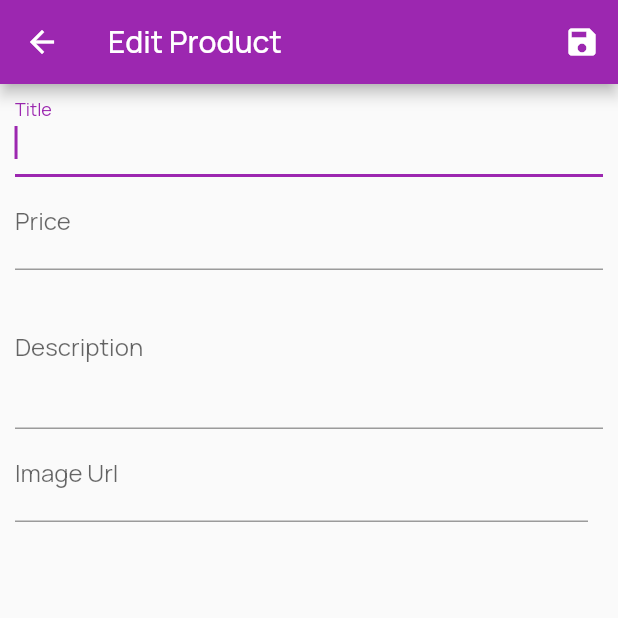
After one commit to tusharlock10/flutter_shop, a Flutter app: the UserProductsScreen screen opened by its route, after a tap on the "edit" icon, on a phone screen of 412 x 824 dp, the top half of it. The commit adds this screen. Run offline on Flutter 3.47's test engine with Material 2 defaults, Android fonts, the phone set to English and light mode, and no system bars; our stand-ins replace badges, google_fonts; network calls fail.

Commit message:
Added form to add items

```diff
--- a/lib/providers/Product.dart
+++ b/lib/providers/Product.dart
@@ -17,6 +17,37 @@ class Product with ChangeNotifier {
     this.isFavourite = false,
   });
 
+  Product.copyWith(Product product,
+      {int newId,
+      String newTitle,
+      String newDescription,
+      double newPrice,
+      String newimageUrl,
+      bool newIsFavourite})
+      : id = newId != null ? newId : product.id,
+        title = newTitle != null ? newTitle : product.title,
+        description =
+            newDescription != null ? newDescription : product.description,
+        price = newPrice != null ? newPrice : product.price,
+        imageUrl = newimageUrl != null ? newimageUrl : product.imageUrl,
+        isFavourite = newIsFavourite != null
+            ? newIsFavourite
+            : product.isFavourite != null
+                ? product.isFavourite
+                : false;
+
+  @override
+  String toString() {
+    return """
+Id : ${this.id}
+Title : ${this.title}
+Price : ${this.price}
+Description : ${this.description}
+ImageUrl : ${this.imageUrl}
+IsFavourite  : ${this.isFavourite}
+""";
+  }
+
   void toggleFavouriteStatus() {
     this.isFavourite = !this.isFavourite;
     notifyListeners();
--- a/lib/providers/Products.dart
+++ b/lib/providers/Products.dart
@@ -17,4 +17,9 @@ class Products with ChangeNotifier {
   Product findById(int productId) {
     return this._products.firstWhere((product) => product.id == productId);
   }
+
+  void addProduct(Product product) {
+    this._products.add(Product.copyWith(product, newId: this._products.length+1));
+    notifyListeners();
+  }
 }
--- a/lib/route.dart
+++ b/lib/route.dart
@@ -1,9 +1,13 @@
 import './screens/ProductsOverview.dart';
 import './screens/ProductDetail.dart';
 import './screens/Cart.dart';
+import './screens/UserProducts.dart';
+import './screens/EditProduct.dart';
 
 final routes = {
   ProductOverview.routeName: (_) => ProductOverview(),
   ProductDetail.routeName: (_) => ProductDetail(),
   Cart.routeName: (_) => Cart(),
+  UserProductsScreen.routeName: (_) => UserProductsScreen(),
+  EditProductScreen.routeName: (_) => EditProductScreen(),
 };
--- /dev/null
+++ b/lib/screens/EditProduct.dart
@@ -0,0 +1,116 @@
+import 'package:flutter/material.dart';
+import 'package:provider/provider.dart';
+
+import '../providers/Product.dart';
+import '../providers/Products.dart';
+
+class EditProductScreen extends StatefulWidget {
+  static const routeName = '/product/edit';
+
+  @override
+  _EditProductScreenState createState() => _EditProductScreenState();
+}
+
+class _EditProductScreenState extends State<EditProductScreen> {
+  final _imageUrlController = TextEditingController();
+  final _form = GlobalKey<FormState>();
+  Product _editingProduct = Product(
+      id: null, title: null, description: null, price: null, imageUrl: null);
+
+  void onSave() {
+    if (this._form.currentState.validate()) {
+      this._form.currentState.save();
+      Provider.of<Products>(context, listen: false)
+          .addProduct(this._editingProduct);
+      Navigator.pop(context);
+    }
+  }
+
+  @override
+  Widget build(BuildContext context) {
+    return Scaffold(
+      appBar: AppBar(
+        title: Text('Edit Product'),
+        actions: [IconButton(icon: Icon(Icons.save), onPressed: this.onSave)],
+      ),
+      body: Form(
+        key: _form,
+        child: ListView(
+          padding: EdgeInsets.only(left: 10, right: 10),
+          children: [
+            TextFormField(
+              autofocus: true,
+              decoration: InputDecoration(labelText: 'Title'),
+              textInputAction: TextInputAction.next,
+              validator: (title) {
+                if (title.isEmpty) {
+                  return 'Please enter a title';
+                }
+                return null;
+              },
+              onSaved: (title) {
+                this._editingProduct =
+                    Product.copyWith(this._editingProduct, newTitle: title);
+              },
+            ),
+            TextFormField(
+              decoration: InputDecoration(labelText: 'Price'),
+              textInputAction: TextInputAction.next,
+              keyboardType: TextInputType.number,
+              validator: (price) {
+                if (double.tryParse(price) == null) {
+                  return 'Please enter a valid price';
+                }
+                return null;
+              },
+              onSaved: (price) {
+                this._editingProduct = Product.copyWith(this._editingProduct,
+                    newPrice: double.parse(price));
+              },
+            ),
+            TextFormField(
+              decoration: InputDecoration(labelText: 'Description'),
+              keyboardType: TextInputType.multiline,
+              onSaved: (description) {
+                this._editingProduct = Product.copyWith(this._editingProduct,
+                    newDescription: description);
+              },
+              maxLines: 3,
+            ),
+            Row(
+              crossAxisAlignment: CrossAxisAlignment.end,
+              children: [
+                Expanded(
+                  child: Padding(
+                    padding: EdgeInsets.only(right: 10),
+                    child: TextFormField(
+                      decoration: InputDecoration(labelText: 'Image Url'),
+                      keyboardType: TextInputType.url,
+                      controller: this._imageUrlController,
+                      onFieldSubmitted: (_) => this.setState(() {}),
+                      onSaved: (imageUrl) {
+                        this._editingProduct = Product.copyWith(
+                            this._editingProduct,
+                            newimageUrl: imageUrl);
+                      },
+                    ),
+                  ),
+                ),
+                this._imageUrlController.text.isNotEmpty
+                    ? (Container(
+                        height: 100,
+                        width: 100,
+                        child: FittedBox(
+                          child: Image.network(this._imageUrlController.text),
+                          fit: BoxFit.contain,
+                        ),
+                      ))
+                    : Container()
+              ],
+            )
+          ],
+        ),
+      ),
+    );
+  }
+}
--- /dev/null
+++ b/lib/screens/UserProducts.dart
@@ -0,0 +1,37 @@
+import 'package:flutter/material.dart';
+import 'package:provider/provider.dart';
+
+import '../providers/Products.dart';
+import '../widgets/UserProductItem.dart';
+import './EditProduct.dart';
+
+class UserProductsScreen extends StatelessWidget {
+  static const routeName = '/user/products';
+
+  @override
+  Widget build(BuildContext context) {
+    final products = Provider.of<Products>(context).products;
+    return Scaffold(
+      appBar: AppBar(
+        title: const Text('User Products'),
+        actions: [
+          IconButton(
+              icon: const Icon(Icons.add),
+              onPressed: () =>
+                  Navigator.of(context).pushNamed(EditProductScreen.routeName)),
+        ],
+      ),
+      body: Column(
+        children: [
+          SizedBox(height: 20),
+          Expanded(
+            child: ListView.builder(
+                itemCount: products.length,
+                itemBuilder: (_, index) => Column(
+                    children: [UserProductItem(products[index]), Divider()])),
+          ),
+        ],
+      ),
+    );
+  }
+}
--- a/lib/widgets/AppDrawer.dart
+++ b/lib/widgets/AppDrawer.dart
@@ -2,6 +2,7 @@ import 'package:flutter/material.dart';
 
 import '../screens/ProductsOverview.dart';
 import '../screens/Cart.dart';
+import '../screens/UserProducts.dart';
 
 class AppDrawer extends StatelessWidget {
   @override
@@ -23,8 +24,13 @@ class AppDrawer extends StatelessWidget {
           ListTile(
             leading: Icon(Icons.shopping_cart),
             title: Text('Cart'),
+            onTap: () => Navigator.of(context).pushNamed(Cart.routeName),
+          ),
+          ListTile(
+            leading: Icon(Icons.storage_outlined),
+            title: Text('Your Products'),
             onTap: () =>
-                Navigator.of(context).pushNamed(Cart.routeName),
+                Navigator.of(context).pushNamed(UserProductsScreen.routeName),
           ),
         ],
       ),
--- a/lib/widgets/ProductItem.dart
+++ b/lib/widgets/ProductItem.dart
@@ -35,9 +35,21 @@ class ProductItem extends StatelessWidget {
           '${product.title}',
           textAlign: TextAlign.center,
         ),
-        trailing: IconButton(icon: Icon(Icons.shopping_cart), onPressed: () {
-          cart.addItem(product);
-        }),
+        trailing: IconButton(
+            icon: Icon(Icons.shopping_cart),
+            onPressed: () {
+              cart.addItem(product);
+              ScaffoldMessenger.of(context).hideCurrentSnackBar();
+              ScaffoldMessenger.of(context).showSnackBar(SnackBar(
+                content: Text('Added ${product.title} to cart'),
+                action: SnackBarAction(
+                  label: 'Okay',
+                  onPressed: () {
+                    ScaffoldMessenger.of(context).hideCurrentSnackBar();
+                  },
+                ),
+              ));
+            }),
       ),
     );
   }
--- /dev/null
+++ b/lib/widgets/UserProductItem.dart
@@ -0,0 +1,52 @@
+import 'package:flutter/material.dart';
+
+import '../providers/Product.dart';
+import '../screens/EditProduct.dart';
+
+class UserProductItem extends StatelessWidget {
+  final Product product;
+
+  UserProductItem(this.product);
+
+  @override
+  Widget build(BuildContext context) {
+    return ListTile(
+      leading: Container(
+        decoration: BoxDecoration(
+            color: Colors.white,
+            borderRadius: BorderRadius.circular(24),
+            boxShadow: [
+              BoxShadow(
+                  color: Colors.grey.withOpacity(0.5),
+                  blurRadius: 7,
+                  offset: Offset(0, 5))
+            ]),
+        child: ClipRRect(
+          borderRadius: BorderRadius.circular(24),
+          child: Image.network(this.product.imageUrl, width: 48, height: 48),
+        ),
+      ),
+      title: Text('${this.product.title}'),
+      trailing: Container(
+        width: 100,
+        child: Row(mainAxisAlignment: MainAxisAlignment.end, children: [
+          IconButton(
+            icon: Icon(
+              Icons.edit,
+              color: Theme.of(context).primaryColor,
+            ),
+            onPressed: () =>
+                Navigator.of(context).pushNamed(EditProductScreen.routeName),
+          ),
+          IconButton(
+            icon: Icon(
+              Icons.delete,
+              color: Theme.of(context).errorColor,
+            ),
+            onPressed: () {},
+          )
+        ]),
+      ),
+    );
+  }
+}
--- a/pubspec.yaml
+++ b/pubspec.yaml
@@ -27,7 +27,6 @@ dependencies:
 
   # The following adds the Cupertino Icons font to your application.
   # Use with the CupertinoIcons class for iOS style icons.
-  cupertino_icons: ^1.0.2
   google_fonts: ^2.0.0
   provider: ^5.0.0
   badges: ^1.2.0
```
Also changed, not shown: pubspec.lock.
